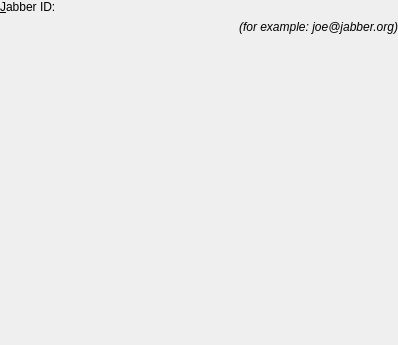
Qt form protocols/jabber/ui/dlgaddcontact.ui (KDE/kopete) before a commit.
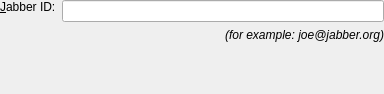
The same form after that commit. Custom widgets are drawn as their Qt base class.

```diff
--- a/protocols/jabber/ui/dlgaddcontact.ui
+++ b/protocols/jabber/ui/dlgaddcontact.ui
@@ -8,8 +8,8 @@
         <rect>
             <x>0</x>
             <y>0</y>
-            <width>398</width>
-            <height>345</height>
+    <width>384</width>
+    <height>94</height>
         </rect>
     </property>
   <property name="windowTitle" >
@@ -79,10 +79,10 @@
      <property name="sizeType" >
       <enum>QSizePolicy::Expanding</enum>
             </property>
-     <property name="sizeHint" >
+     <property name="sizeHint" stdset="0" >
                 <size>
                     <width>20</width>
-                    <height>190</height>
+       <height>0</height>
                 </size>
             </property>
         </spacer>
@@ -94,7 +94,7 @@
  <customwidgets>
   <customwidget>
    <class>KLineEdit</class>
-   <extends></extends>
+   <extends>QLineEdit</extends>
    <header>klineedit.h</header>
    <container>0</container>
    <pixmap></pixmap>
```
Left out of the diff: 17 changed lines with no effect on the pictures. Lines whose indentation alone changed are shown as unchanged.
